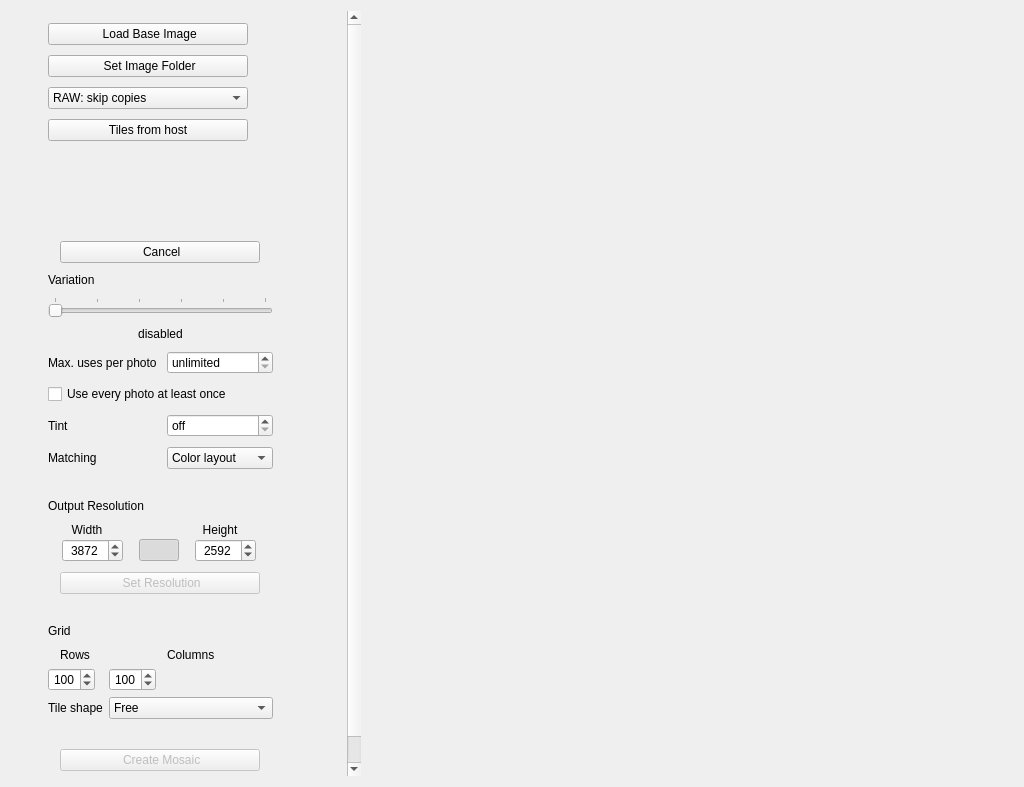
Before: the Qt Designer form mainwindow.ui in MightyMirko/ImageMosaicWall, drawn with Qt 5.
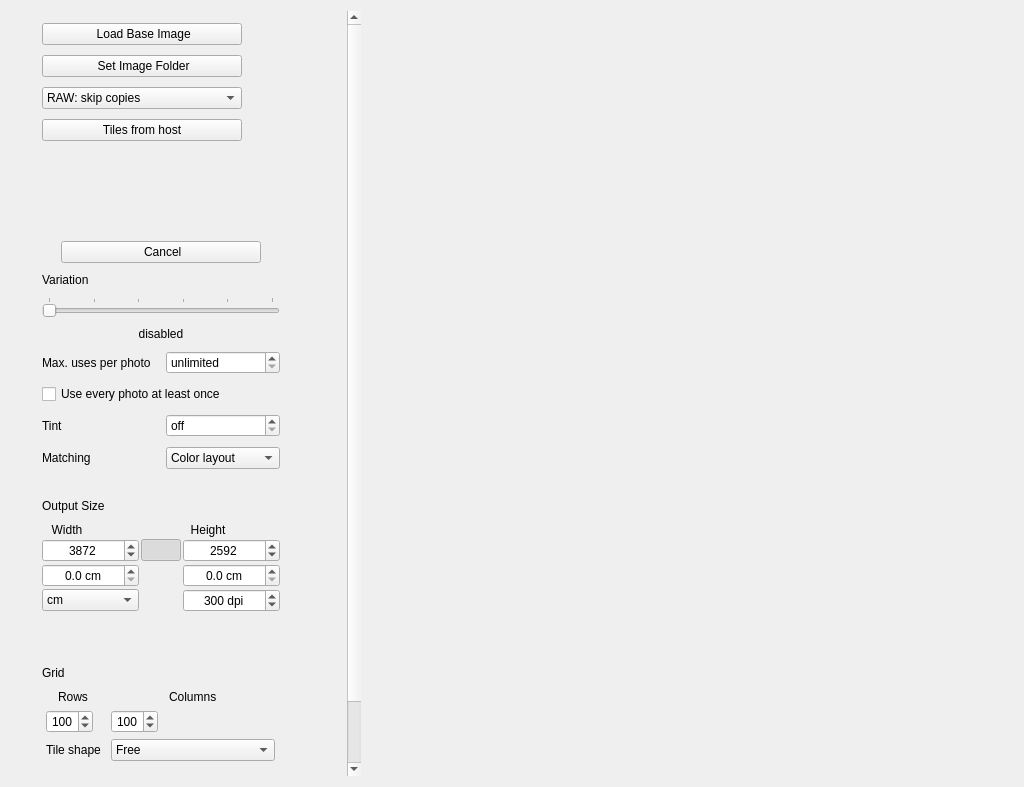
After: the same form once the commit is applied. Icons and pictures are not drawn. Custom widgets are drawn as their Qt base class.

Commit message: Set the output size as print size and resolution

```diff
--- a/mainwindow.ui
+++ b/mainwindow.ui
@@ -524,7 +524,7 @@
                   <string>Resolution of the output image</string>
                  </property>
                  <property name="text">
-                  <string>Output Resolution</string>
+                  <string>Output Size</string>
                  </property>
                  <property name="alignment">
                   <set>Qt::AlignLeading|Qt::AlignLeft|Qt::AlignVCenter</set>
@@ -642,6 +642,86 @@
                    </property>
                   </widget>
                  </item>
+                 <item row="2" column="0">
+                  <widget class="QDoubleSpinBox" name="sbPrintWidth">
+                   <property name="toolTip">
+                    <string>The printed size at the chosen resolution. Changing it changes the size in pixels.</string>
+                   </property>
+                   <property name="alignment">
+                    <set>Qt::AlignCenter</set>
+                   </property>
+                   <property name="decimals">
+                    <number>1</number>
+                   </property>
+                   <property name="maximum">
+                    <double>100000.0</double>
+                   </property>
+                   <property name="suffix">
+                    <string> cm</string>
+                   </property>
+                  </widget>
+                 </item>
+                 <item row="2" column="2">
+                  <widget class="QDoubleSpinBox" name="sbPrintHeight">
+                   <property name="toolTip">
+                    <string>The printed size at the chosen resolution. Changing it changes the size in pixels.</string>
+                   </property>
+                   <property name="alignment">
+                    <set>Qt::AlignCenter</set>
+                   </property>
+                   <property name="decimals">
+                    <number>1</number>
+                   </property>
+                   <property name="maximum">
+                    <double>100000.0</double>
+                   </property>
+                   <property name="suffix">
+                    <string> cm</string>
+                   </property>
+                  </widget>
+                 </item>
+                 <item row="3" column="0">
+                  <widget class="QComboBox" name="cbPrintUnit">
+                   <property name="toolTip">
+                    <string>Unit of the print size.</string>
+                   </property>
+                   <item>
+                    <property name="text">
+                     <string>cm</string>
+                    </property>
+                   </item>
+                   <item>
+                    <property name="text">
+                     <string>inch</string>
+                    </property>
+                   </item>
+                  </widget>
+                 </item>
+                 <item row="3" column="2">
+                  <widget class="QSpinBox" name="sbDpi">
+                   <property name="toolTip">
+                    <string>Print resolution in dots per inch. 300 dpi is usual for photo prints viewed from close, 150 dpi is enough for posters. It is also stored in the saved file.</string>
+                   </property>
+                   <property name="alignment">
+                    <set>Qt::AlignCenter</set>
+                   </property>
+                   <property name="suffix">
+                    <string> dpi</string>
+                   </property>
+                   <property name="minimum">
+                    <number>30</number>
+                   </property>
+                   <property name="maximum">
+                    <number>1200</number>
+                   </property>
+                   <property name="singleStep">
+                    <number>50</number>
+                   </property>
+                   <property name="value">
+                    <number>300</number>
+                   </property>
+                  </widget>
+                 </item>
                  <item row="1" column="1">
                   <widget class="QPushButton" name="btnLockRatio">
                    <property name="sizePolicy">
@@ -688,38 +768,13 @@
                <item>
                 <layout class="QHBoxLayout" name="horizontalLayout_5"/>
                </item>
-               <item alignment="Qt::AlignHCenter">
-                <widget class="QPushButton" name="btnSetResolution">
-                 <property name="enabled">
-                  <bool>false</bool>
-                 </property>
-                 <property name="minimumSize">
-                  <size>
-                   <width>200</width>
-                   <height>0</height>
-                  </size>
-                 </property>
-                 <property name="maximumSize">
-                  <size>
-                   <width>200</width>
-                   <height>16777215</height>
-                  </size>
-                 </property>
+               <item>
+                <widget class="QLabel" name="lblOutputInfo">
                  <property name="text">
-                  <string> Set Resolution</string>
+                  <string/>
                  </property>
-                 <property name="icon">
-                  <iconset resource="assets.qrc">
-                   <normaloff>:/icons/assets/resolution.png</normaloff>:/icons/assets/resolution.png</iconset>
-                 </property>
-                 <property name="iconSize">
-                  <size>
-                   <width>32</width>
-                   <height>32</height>
-                  </size>
-                 </property>
-                 <property name="flat">
-                  <bool>false</bool>
+                 <property name="wordWrap">
+                  <bool>true</bool>
                  </property>
                 </widget>
                </item>
```
The commit also changes 7 other files.
